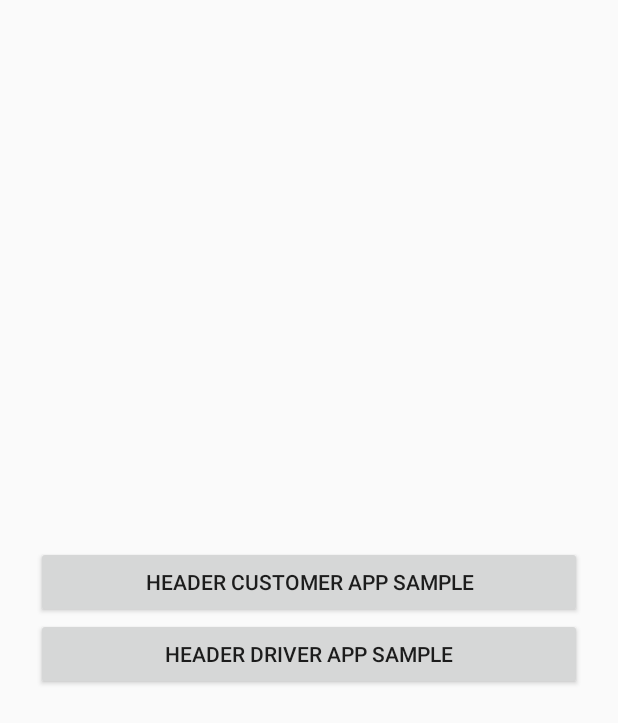
After one commit to Lionparcel/common-android, an Android app: the HeaderSampleActivity screen opened directly, with no data from a screen before it, on a phone screen of 412 x 824 dp. The commit adds this screen. Shown: the top 723 px of the screen. Run offline under Robolectric (Android 15) with nearby library versions, the phone set to English and light mode, and no system bars.

Commit message:
LPDS-23 add LPHeaderCA and implement in sample

```diff
--- a/core/build.gradle
+++ b/core/build.gradle
@@ -12,7 +12,8 @@ def moduleDirs = [
     'form',
     'popup',
     'loading',
-    'snackbartoast'
+    'snackbartoast',
+    'header'
 ]
 
 android {
--- a/sample/src/main/java/com/lionparcel/commonandroidsample/MainActivity.kt
+++ b/sample/src/main/java/com/lionparcel/commonandroidsample/MainActivity.kt
@@ -6,6 +6,7 @@ import android.widget.Button
 import androidx.appcompat.app.AppCompatActivity
 import com.lionparcel.commonandroidsample.button.ButtonSampleActivity
 import com.lionparcel.commonandroidsample.form.FormComponentSampleActivity
+import com.lionparcel.commonandroidsample.header.HeaderSampleActivity
 import com.lionparcel.commonandroidsample.loading.LoadingComponentSampleActivity
 import com.lionparcel.commonandroidsample.modal.ModalComponentSampleActivity
 import com.lionparcel.commonandroidsample.toastsnackbar.SnackbarSampleActivity
@@ -38,5 +39,8 @@ class MainActivity : AppCompatActivity() {
         findViewById<Button>(R.id.button_to_buttonSampleActivity).setOnClickListener {
             startActivity(Intent(this, ButtonSampleActivity::class.java))
         }
+        findViewById<Button>(R.id.button_to_headerSampleActivity).setOnClickListener {
+            startActivity(Intent(this, HeaderSampleActivity::class.java))
+        }
     }
 }
--- /dev/null
+++ b/sample/src/main/java/com/lionparcel/commonandroidsample/header/HeaderSampleActivity.kt
@@ -0,0 +1,18 @@
+package com.lionparcel.commonandroidsample.header
+
+import android.content.Intent
+import androidx.appcompat.app.AppCompatActivity
+import android.os.Bundle
+import android.widget.Button
+import com.lionparcel.commonandroidsample.R
+
+class HeaderSampleActivity : AppCompatActivity() {
+    override fun onCreate(savedInstanceState: Bundle?) {
+        super.onCreate(savedInstanceState)
+        setContentView(R.layout.activity_header_sample)
+
+        findViewById<Button>(R.id.btn_header_ca).setOnClickListener {
+            startActivity(Intent(this, HeaderCASampleActivity::class.java))
+        }
+    }
+}
--- /dev/null
+++ b/sample/src/main/res/layout/activity_header_sample.xml
@@ -0,0 +1,28 @@
+<?xml version="1.0" encoding="utf-8"?>
+<LinearLayout xmlns:android="http://schemas.android.com/apk/res/android"
+    xmlns:app="http://schemas.android.com/apk/res-auto"
+    xmlns:tools="http://schemas.android.com/tools"
+    android:orientation="vertical"
+    android:layout_width="match_parent"
+    android:layout_height="match_parent"
+    android:gravity="center"
+    android:padding="@dimen/dp_24"
+    tools:context=".header.HeaderSampleActivity">
+
+    <Button
+        android:id="@+id/btn_header_ca"
+        style="@style/RedPaleSalmonButtonStyle"
+        android:layout_width="match_parent"
+        android:layout_height="wrap_content"
+        android:text="Header Customer App Sample"
+        tools:ignore="HardcodedText"/>
+
+    <Button
+        android:id="@+id/btn_header_da"
+        style="@style/RedPaleSalmonButtonStyle"
+        android:layout_width="match_parent"
+        android:layout_height="wrap_content"
+        android:text="Header Driver App Sample"
+        tools:ignore="HardcodedText"/>
+
+</LinearLayout>
```
Also changed, not shown: core/src/main/java/com/lionparcel/commonandroid/header/LPHeaderCA.kt (added, +97 -0 lines), core/src/main/java/com/lionparcel/commonandroid/header/res-public/values/attrs-form.xml (added, +9 -0 lines), core/src/main/java/com/lionparcel/commonandroid/header/res/drawable/ics_o_info_circle.xml (added, +10 -0 lines), core/src/main/java/com/lionparcel/commonandroid/header/res/layout/lp_layout_header_ca.xml (added, +77 -0 lines), sample/src/main/AndroidManifest.xml (+9 -2 lines), sample/src/main/java/com/lionparcel/commonandroidsample/header/HeaderCASampleActivity.kt (added, +12 -0 lines), sample/src/main/res/layout/activity_header_casample.xml (added, +63 -0 lines), sample/src/main/res/layout/activity_main.xml (+7 -0 lines).
